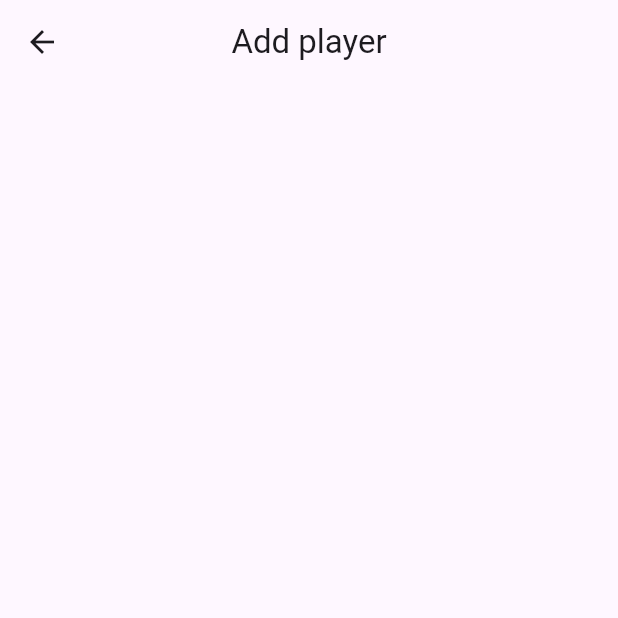
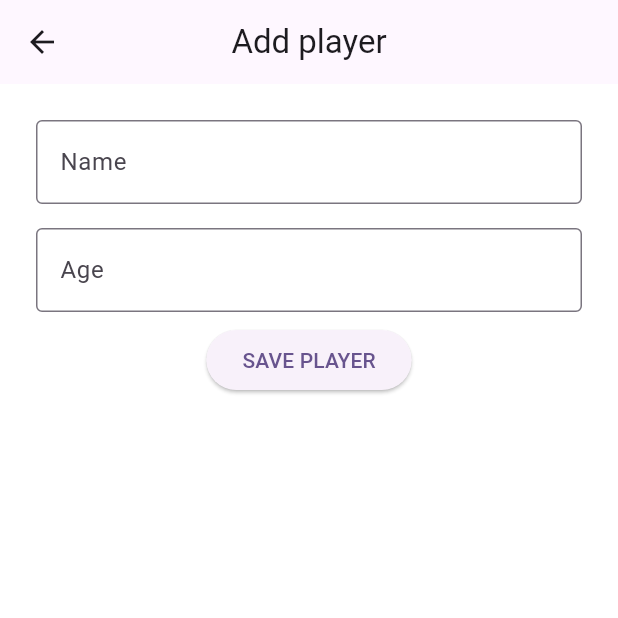
Before and after one commit to costm-software/costm-software, a Flutter app: the AddPlayerPage screen opened directly, on a phone screen of 412 x 824 dp, the top half of it. Run offline on Flutter 3.47's test engine with Material 2 defaults, Android fonts, the phone set to English and light mode, and no system bars.

Commit message:
Add forms in add_player screen

```diff
--- a/lib/Player/add_player.dart
+++ b/lib/Player/add_player.dart
@@ -1,13 +1,54 @@
 import 'package:flutter/material.dart';
 
-class AddPlayerPage extends StatelessWidget {
-  const AddPlayerPage({super.key});
+class AddPlayerPage extends StatefulWidget {
+  const AddPlayerPage({Key? key}) : super(key: key);
+
+  @override
+  _AddPlayerPageState createState() => _AddPlayerPageState();
+}
+
+class _AddPlayerPageState extends State<AddPlayerPage> {
+  final TextEditingController textController = TextEditingController();
 
   @override
   Widget build(BuildContext context) => Scaffold(
-        appBar: AppBar(
-          title: const Text('Add player'),
-          centerTitle: true,
-        ),
-      );
+      appBar: AppBar(
+        title: const Text('Add player'),
+        centerTitle: true,
+      ),
+      body: Container(
+        padding: const EdgeInsets.all(16.0),
+        color: Colors.white,
+        child: Column(crossAxisAlignment: CrossAxisAlignment.center, children: [
+          Padding(
+            padding: const EdgeInsets.all(8.0),
+            child: TextField(
+              controller: textController,
+              maxLines: 1,
+              decoration: const InputDecoration(
+                border: OutlineInputBorder(),
+                labelText: 'Name',
+              ),
+            ),
+          ),
+          Padding(
+            padding: const EdgeInsets.all(8.0),
+            child: TextField(
+              controller: textController,
+              maxLines: 1,
+              keyboardType: TextInputType.number,
+              decoration: const InputDecoration(
+                border: OutlineInputBorder(),
+                labelText: 'Age',
+              ),
+            ),
+          ),
+          ElevatedButton(
+            child: const Text('SAVE PLAYER'),
+            onPressed: () {
+              print("Player saved");
+            },
+          )
+        ]),
+      ));
 }
```
